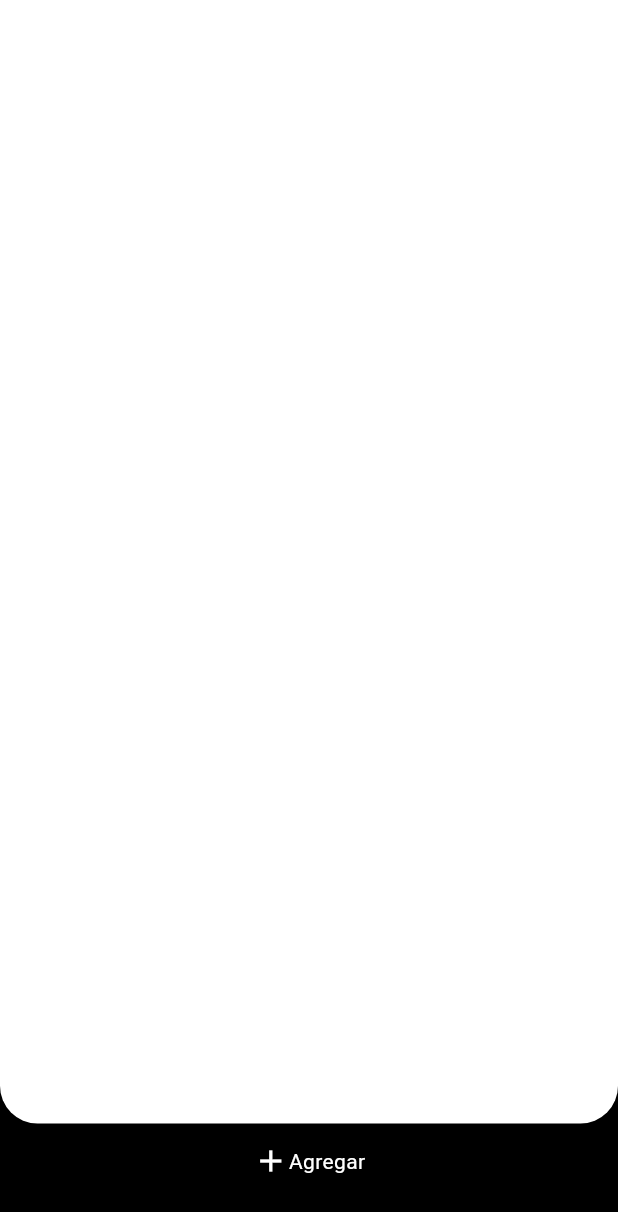
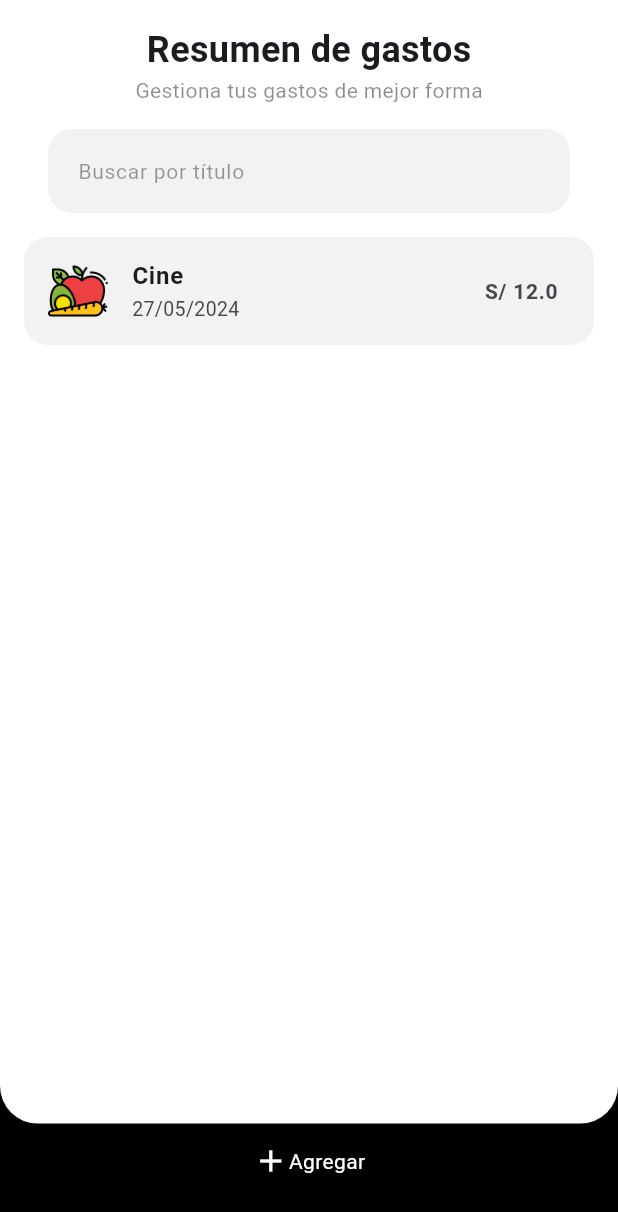
Before and after one commit to fr4nsgallegos/gastosappg9, a Flutter app: the screen it shows after launch, on a phone screen of 412 x 824 dp. Shown: the top 1212 px of the screen. Run offline on Flutter 3.47's test engine with Material 3 defaults, Android fonts, the phone set to English and light mode, and no system bars.

Commit message:
item widget

```diff
--- a/lib/pages/home_page.dart
+++ b/lib/pages/home_page.dart
@@ -1,15 +1,47 @@
 import 'package:flutter/material.dart';
+import 'package:gastosappg9/widgets/item_gasto_widget.dart';
 
 class HomePage extends StatelessWidget {
+  Widget buildBusquedaWidget() {
+    return Padding(
+      padding: const EdgeInsets.all(16.0),
+      child: TextField(
+        decoration: InputDecoration(
+          hintText: "Buscar por título",
+          hintStyle: TextStyle(
+            color: Colors.black.withOpacity(0.4),
+            fontSize: 14,
+          ),
+          filled: true,
+          fillColor: Colors.black.withOpacity(0.05),
+          contentPadding: EdgeInsets.all(16),
+          focusedBorder: OutlineInputBorder(
+            borderSide: BorderSide.none,
+            borderRadius: BorderRadius.circular(16),
+          ),
+          enabledBorder: OutlineInputBorder(
+            borderSide: BorderSide.none,
+            borderRadius: BorderRadius.circular(16),
+          ),
+        ),
+      ),
+    );
+  }
+
   @override
   Widget build(BuildContext context) {
-    return Scaffold(
+    return SafeArea(
+      child: Scaffold(
         body: Stack(
           children: [
             Column(
               mainAxisAlignment: MainAxisAlignment.end,
               children: [
-              Container(
+                InkWell(
+                  onTap: () {
+                    print("SE PRESIONA");
+                  },
+                  child: Container(
                     alignment: Alignment.center,
                     color: Colors.black,
                     height: 100,
@@ -29,6 +61,7 @@ class HomePage extends StatelessWidget {
                         )
                       ],
                     ),
+                  ),
                 )
               ],
             ),
@@ -36,13 +69,36 @@ class HomePage extends StatelessWidget {
               children: [
                 Expanded(
                   child: Container(
+                    padding: EdgeInsets.only(top: 16, right: 16, left: 16),
                     width: double.infinity,
                     decoration: BoxDecoration(
                       color: Colors.white,
                       borderRadius: BorderRadius.only(
                         bottomLeft: Radius.circular(25),
                         bottomRight: Radius.circular(25),
-                      )),
+                      ),
+                    ),
+                    child: Column(
+                      children: [
+                        Text(
+                          "Resumen de gastos",
+                          style: TextStyle(
+                            fontSize: 24,
+                            fontWeight: FontWeight.bold,
+                          ),
+                        ),
+                        Text(
+                          "Gestiona tus gastos de mejor forma",
+                          style: TextStyle(
+                            fontSize: 14,
+                            fontWeight: FontWeight.w400,
+                            color: Colors.black45,
+                          ),
+                        ),
+                        buildBusquedaWidget(),
+                        ItemGastoWidget(),
+                      ],
+                    ),
                   ),
                 ),
                 SizedBox(
@@ -52,6 +108,7 @@ class HomePage extends StatelessWidget {
             )
           ],
         ),
+      ),
     );
   }
 }
--- /dev/null
+++ b/lib/widgets/item_gasto_widget.dart
@@ -0,0 +1,41 @@
+import 'package:flutter/material.dart';
+
+class ItemGastoWidget extends StatelessWidget {
+  @override
+  Widget build(BuildContext context) {
+    return Container(
+      decoration: BoxDecoration(
+        color: Colors.black.withOpacity(0.05),
+        borderRadius: BorderRadius.circular(16),
+      ),
+      child: ListTile(
+        leading: Image.asset(
+          "assets/images/alimentos.webp",
+          height: 40,
+          width: 40,
+        ),
+        title: Text(
+          "Cine",
+          style: TextStyle(
+            fontSize: 16,
+            fontWeight: FontWeight.w700,
+          ),
+        ),
+        subtitle: Text(
+          "27/05/2024",
+          style: TextStyle(
+            fontSize: 13,
+            fontWeight: FontWeight.w400,
+          ),
+        ),
+        trailing: Text(
+          "S/ 12.0",
+          style: TextStyle(
+            fontSize: 14,
+            fontWeight: FontWeight.w700,
+          ),
+        ),
+      ),
+    );
+  }
+}
--- a/pubspec.yaml
+++ b/pubspec.yaml
@@ -59,8 +59,8 @@ flutter:
   uses-material-design: true
 
   # To add assets to your application, add an assets section, like this:
-  # assets:
-  #   - images/a_dot_burr.jpeg
+  assets:
+    - assets/images/
   #   - images/a_dot_ham.jpeg
 
   # An image asset can refer to one or more resolution-specific "variants", see
```
Also changed, not shown: assets/images/alimentos.webp (added), assets/images/bancos.webp (added), assets/images/entretenimiento.webp (added), assets/images/otros.webp (added), assets/images/servicios.webp (added). Lines whose indentation alone changed are shown as unchanged.
